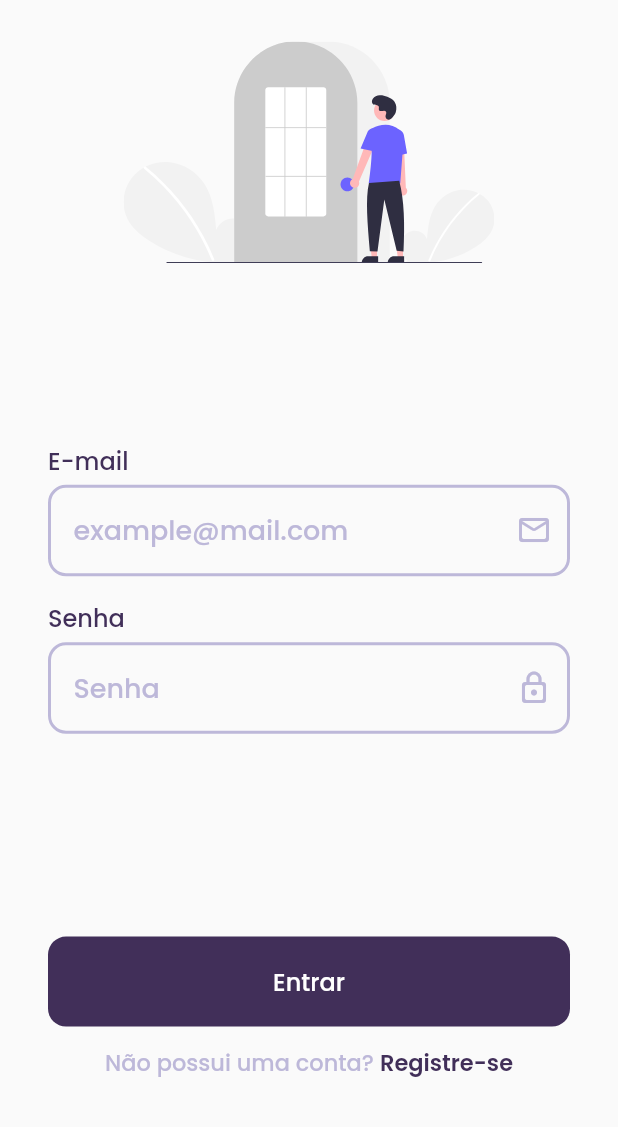
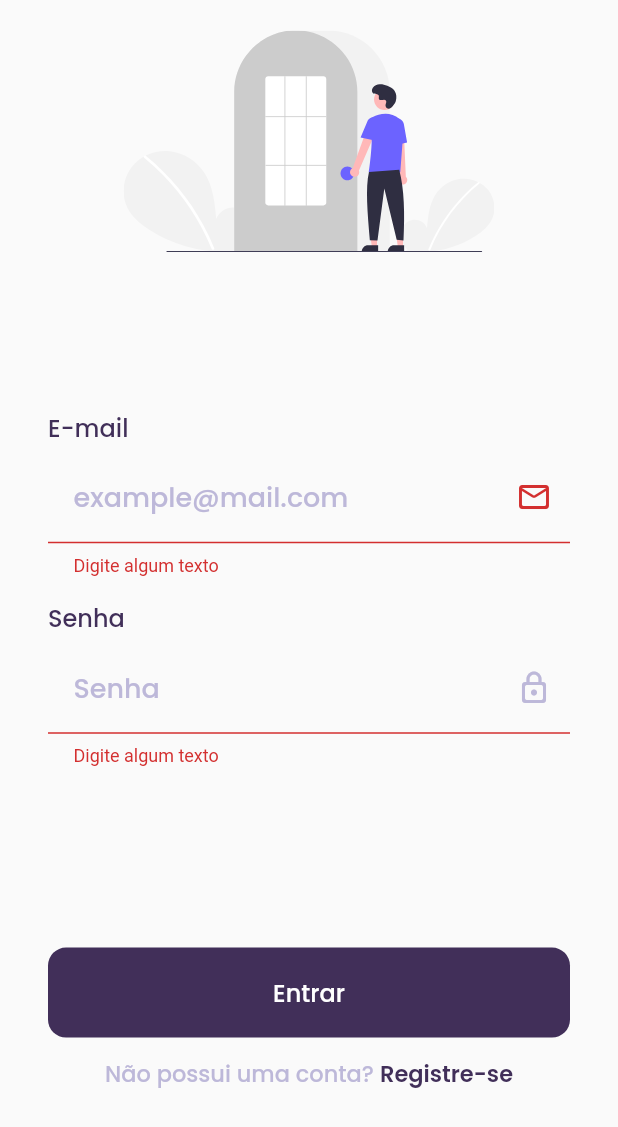
Before and after one commit to renatabfs/vBooks, a Flutter app: the Login screen opened directly, scrolled down 64 dp, after a tap on "Entrar", on a phone screen of 412 x 824 dp. Shown: the top 1127 px of the screen. Run offline on Flutter 3.47's test engine with Material 2 defaults, Android fonts, the phone set to English and light mode, and no system bars; our stand-ins replace flutter_svg; key blocks and very long unbroken strings in the code were emptied for the run.

Commit message:
Input value

```diff
--- a/api/lib/pages/login.dart
+++ b/api/lib/pages/login.dart
@@ -11,6 +11,22 @@ class Login extends StatefulWidget {
 }
 
 class _LoginState extends State<Login> {
+  final GlobalKey<FormState> _formKey = GlobalKey<FormState>();
+
+  final emailInput = FormInput(
+      inputValue: "",
+      label: "E-mail",
+      hint: "example@mail.com",
+      obscure: false,
+      suffixIcon: Icon(Icons.mail_outline_rounded));
+
+  final senhaInput = FormInput(
+      inputValue: "",
+      hint: "Senha",
+      label: "Senha",
+      obscure: true,
+      suffixIcon: Icon(Icons.lock_outline_rounded, color: Color(0xFFBDB8D9)));
+
   @override
   Widget build(BuildContext context) {
     return Scaffold(
@@ -29,21 +45,11 @@ class _LoginState extends State<Login> {
                 height: (MediaQuery.of(context).size.height) * 0.18,
               ),
               Form(
-                  autovalidateMode: AutovalidateMode.always,
+                  key: _formKey,
                   child: Column(
                     children: [
-                      const FormInput(
-                          label: "E-mail",
-                          hint: "example@mail.com",
-                          obscure: false,
-                          suffixIcon: Icon(Icons.mail_outline_rounded,
-                              color: Color(0xFFBDB8D9))),
-                      const FormInput(
-                          hint: "Senha",
-                          label: "Senha",
-                          obscure: true,
-                          suffixIcon: Icon(Icons.lock_outline_rounded,
-                              color: Color(0xFFBDB8D9))),
+                      emailInput,
+                      senhaInput,
                     ],
                   )),
               Column(
@@ -56,7 +62,12 @@ class _LoginState extends State<Login> {
                     ),
                     child: TextButton(
                         onPressed: () {
-
+                          if (!_formKey.currentState!.validate()) {
+                            return;
+                          }
+                          _formKey.currentState!.save();
+                          print(emailInput.inputValue);
+                          print(senhaInput.inputValue);
                         },
                         child: Padding(
                           padding: EdgeInsets.all(10),
--- a/api/lib/widgets/form_input.dart
+++ b/api/lib/widgets/form_input.dart
@@ -5,15 +5,17 @@ class FormInput extends StatefulWidget {
   final String hint;
   final bool obscure;
   final Icon suffixIcon;
+  late String inputValue;
 
-  const FormInput(
+  FormInput(
       {Key? key,
       required this.label,
       required this.hint,
       required this.obscure,
-      required this.suffixIcon})
+      required this.suffixIcon,
+      required this.inputValue,
+      })
       : super(key: key);
-
   @override
   State<FormInput> createState() => _FormInputState();
 }
@@ -37,6 +39,22 @@ class _FormInputState extends State<FormInput> {
           height: 4,
         ),
         TextFormField(
+          validator: (value) {
+            if (value == null || value.isEmpty) {
+              return 'Digite algum texto';
+            }
+            return null;
+          },
+          onSaved: (value) {
+            if (value == null || value.isEmpty) {
+              return null;
+            } else {
+              setState(() {
+                widget.inputValue = value;
+              });
+            }
+
+          },
           obscureText: widget.obscure,
           keyboardType: TextInputType.visiblePassword,
           autofocus: false,
```
Also changed, not shown: api/lib/pages/cadastrar.dart (+6 -3 lines).
